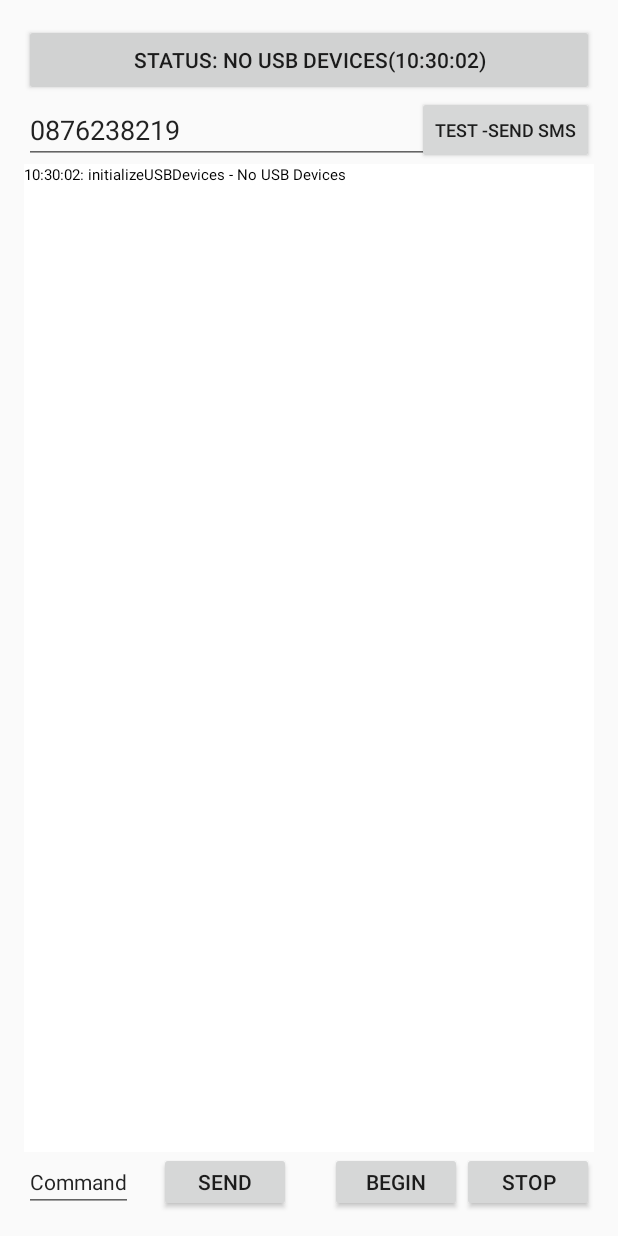
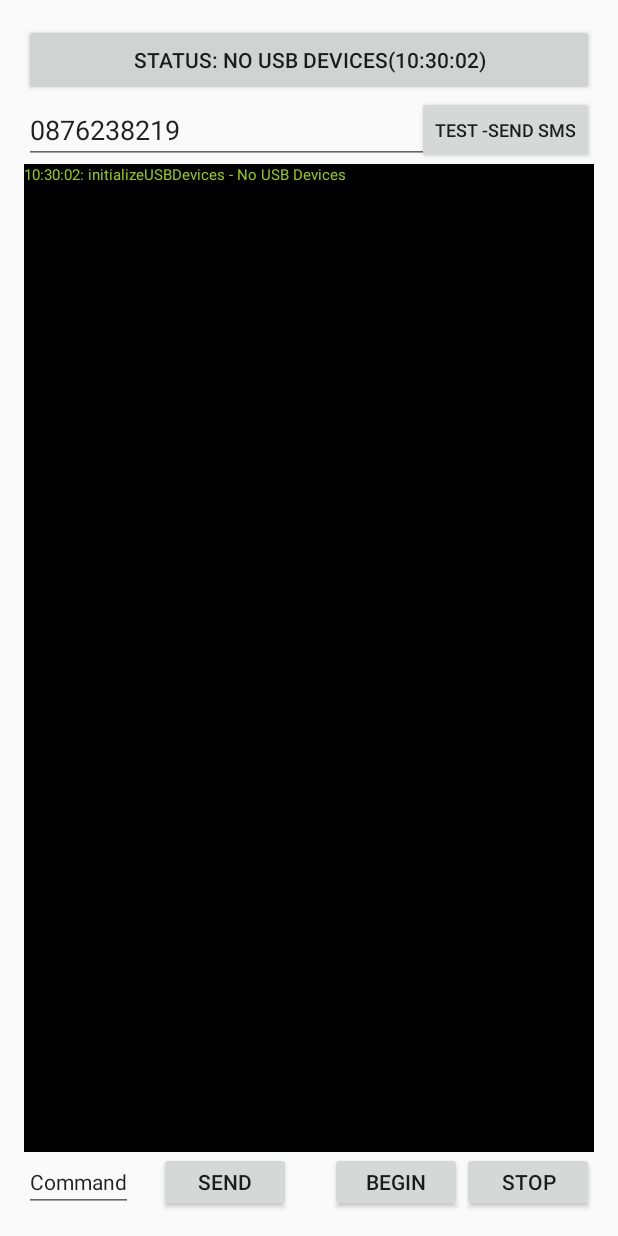
Before and after one commit to dejoyce/BikeSensor, an Android app: the screen it shows after launch (MainActivity), on a phone screen of 412 x 824 dp. Run offline under Robolectric (Android 15) with nearby library versions, the phone set to English and light mode, and no system bars; 3 statements that could not run were skipped.

Commit message:
Updated color text view

```diff
--- a/BikeSafetySensor/src/main/res/layout/activity_main.xml
+++ b/BikeSafetySensor/src/main/res/layout/activity_main.xml
@@ -90,8 +90,8 @@
         android:layout_above="@+id/buttonSend"
         android:textSize="10sp"
         android:layout_below="@+id/buttonClear"
-        android:background="@android:color/background_light"
-        android:textColor="@color/common_google_signin_btn_text_dark_focused"
+        android:background="@android:color/background_dark"
+        android:textColor="@android:color/holo_green_light"
         android:layout_toStartOf="@+id/buttonClear"
         android:layout_alignParentRight="true"
         android:layout_alignParentEnd="true" />
```
Also changed, not shown: BikeSafetySensor/src/main/ic_launcher-web.png (added).
